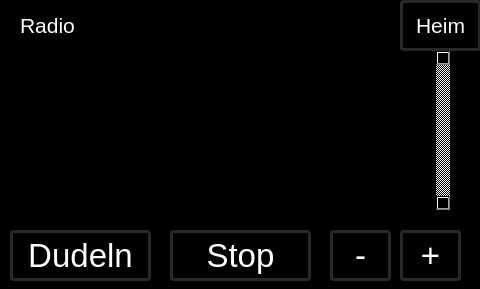
Before: the Qt Designer form gui/radiowindow.ui in christof1977/flurzentrale, drawn with Qt 5.
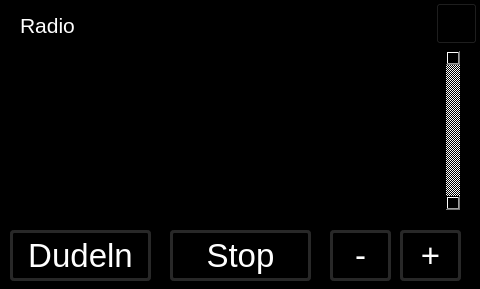
After: the same form once the commit is applied. Icons and pictures are not drawn.

Commit message: beautified GUI a bit

```diff
--- a/gui/radiowindow.ui
+++ b/gui/radiowindow.ui
@@ -854,26 +854,42 @@
     </property>
    </widget>
    <widget class="QListWidget" name="listWidgetRadio">
+    <property name="enabled">
+     <bool>true</bool>
+    </property>
     <property name="geometry">
      <rect>
       <x>20</x>
       <y>50</y>
-      <width>431</width>
+      <width>441</width>
       <height>161</height>
      </rect>
     </property>
+    <property name="font">
+     <font>
+      <pointsize>24</pointsize>
+     </font>
+    </property>
     <property name="autoFillBackground">
      <bool>false</bool>
     </property>
     <property name="styleSheet">
-     <string notr="true">QScrollBar:vertical {
-     border: 2px solid grey;
-     background: #32CC99;
-     width: 15px;
-     margin: 22px 0 22px 0;
+     <string notr="true">QListWidget::item:selected {
+     color: rgb(100,100,100);
+     background-color: rgb(0,0,0);
+}
+QListWidget::item:selected {
+     color: rgb(255,255,255);
+     background-color: rgb(0,0,0);
+}
+QScrollBar:vertical {
+     border: 2px solid rgb(20,20,20);
+     background: rgb(0,0,0);
+     width: 25px;
+     margin: 0px 0 0px 0;
  }
  QScrollBar::handle:vertical {
-     background: white;
+     background: rgb(120,120,120);
      min-height: 20px;
 }</string>
     </property>
@@ -883,6 +899,18 @@
     <property name="autoScroll">
      <bool>true</bool>
     </property>
+    <property name="editTriggers">
+     <set>QAbstractItemView::NoEditTriggers</set>
+    </property>
+    <property name="selectionBehavior">
+     <enum>QAbstractItemView::SelectItems</enum>
+    </property>
+    <property name="currentRow">
+     <number>-1</number>
+    </property>
+    <property name="sortingEnabled">
+     <bool>false</bool>
+    </property>
    </widget>
    <widget class="QLabel" name="labelTime_2">
     <property name="geometry">
@@ -908,10 +936,10 @@
    <widget class="QPushButton" name="pushButtonHome">
     <property name="geometry">
      <rect>
-      <x>400</x>
-      <y>0</y>
-      <width>81</width>
-      <height>51</height>
+      <x>436</x>
+      <y>3</y>
+      <width>41</width>
+      <height>41</height>
      </rect>
     </property>
     <property name="palette">
@@ -928,7 +956,7 @@
        </colorrole>
        <colorrole role="Button">
         <brush brushstyle="SolidPattern">
-         <color alpha="255">
+         <color alpha="0">
           <red>0</red>
           <green>0</green>
           <blue>0</blue>
@@ -955,7 +983,7 @@
        </colorrole>
        <colorrole role="Base">
         <brush brushstyle="SolidPattern">
-         <color alpha="255">
+         <color alpha="0">
           <red>0</red>
           <green>0</green>
           <blue>0</blue>
@@ -964,7 +992,7 @@
        </colorrole>
        <colorrole role="Window">
         <brush brushstyle="SolidPattern">
-         <color alpha="255">
+         <color alpha="0">
           <red>0</red>
           <green>0</green>
           <blue>0</blue>
@@ -984,7 +1012,7 @@
        </colorrole>
        <colorrole role="Button">
         <brush brushstyle="SolidPattern">
-         <color alpha="255">
+         <color alpha="0">
           <red>0</red>
           <green>0</green>
           <blue>0</blue>
@@ -1011,7 +1039,7 @@
        </colorrole>
        <colorrole role="Base">
         <brush brushstyle="SolidPattern">
-         <color alpha="255">
+         <color alpha="0">
           <red>0</red>
           <green>0</green>
           <blue>0</blue>
@@ -1020,7 +1048,7 @@
        </colorrole>
        <colorrole role="Window">
         <brush brushstyle="SolidPattern">
-         <color alpha="255">
+         <color alpha="0">
           <red>0</red>
           <green>0</green>
           <blue>0</blue>
@@ -1040,7 +1068,7 @@
        </colorrole>
        <colorrole role="Button">
         <brush brushstyle="SolidPattern">
-         <color alpha="255">
+         <color alpha="0">
           <red>0</red>
           <green>0</green>
           <blue>0</blue>
@@ -1067,7 +1095,7 @@
        </colorrole>
        <colorrole role="Base">
         <brush brushstyle="SolidPattern">
-         <color alpha="255">
+         <color alpha="0">
           <red>0</red>
           <green>0</green>
           <blue>0</blue>
@@ -1076,7 +1104,7 @@
        </colorrole>
        <colorrole role="Window">
         <brush brushstyle="SolidPattern">
-         <color alpha="255">
+         <color alpha="0">
           <red>0</red>
           <green>0</green>
           <blue>0</blue>
@@ -1097,21 +1125,13 @@
     <property name="styleSheet">
      <string notr="true">QPushButton
 {
-color: rgb(255, 255, 255);
-background-color: rgb(0, 0,0);
-border-color: rgb(40, 40, 40);
-border-width: 3px;        
-border-style: solid;
-border-radius: 4px;
-}
-QPushButton:pressed
-{
-background-color: rgb(40,40,40)
+background: transparent;
+border-image: url(gui/home.png);
 }
 </string>
     </property>
     <property name="text">
-     <string>Heim</string>
+     <string/>
     </property>
    </widget>
   </widget>
```
The commit also changes 5 other files.
